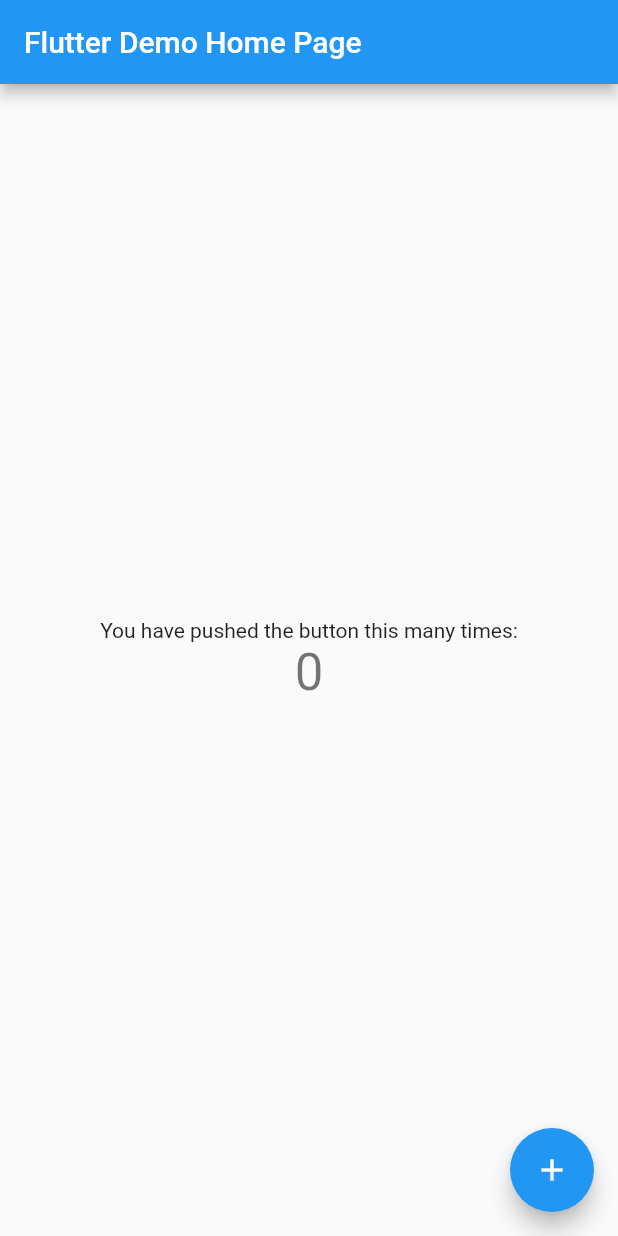
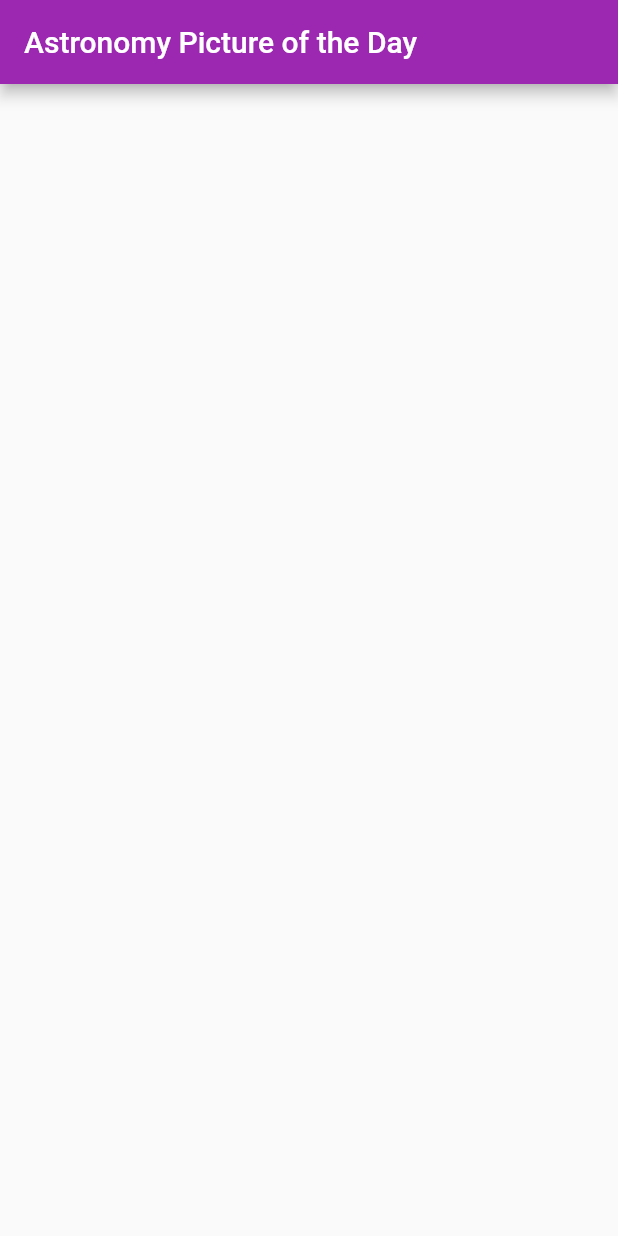
Before and after one commit to fullmers/Flutter-Apprentice-Book-Club, a Flutter app: the screen it shows after launch, on a phone screen of 412 x 824 dp. Run offline on Flutter 3.47's test engine with Material 2 defaults, Android fonts, the phone set to English and light mode, and no system bars.

Commit message:
rename app, add theme, remove counter app

```diff
--- a/lib/main.dart
+++ b/lib/main.dart
@@ -1,45 +1,29 @@
 import 'package:flutter/material.dart';
 
 void main() {
-  runApp(const MyApp());
+  runApp(const ApodApp());
 }
 
-class MyApp extends StatelessWidget {
-  const MyApp({Key? key}) : super(key: key);
+class ApodApp extends StatelessWidget {
+  const ApodApp({Key? key}) : super(key: key);
 
-  // This widget is the root of your application.
   @override
   Widget build(BuildContext context) {
+    final ThemeData theme = ThemeData();
     return MaterialApp(
-      title: 'Flutter Demo',
-      theme: ThemeData(
-        // This is the theme of your application.
-        //
-        // Try running your application with "flutter run". You'll see the
-        // application has a blue toolbar. Then, without quitting the app, try
-        // changing the primarySwatch below to Colors.green and then invoke
-        // "hot reload" (press "r" in the console where you ran "flutter run",
-        // or simply save your changes to "hot reload" in a Flutter IDE).
-        // Notice that the counter didn't reset back to zero; the application
-        // is not restarted.
-        primarySwatch: Colors.blue,
-      ),
-      home: const MyHomePage(title: 'Flutter Demo Home Page'),
+      title: 'APOD',
+      theme: theme.copyWith(
+          colorScheme: theme.colorScheme.copyWith(
+        primary: Colors.purple,
+        secondary: Colors.purpleAccent,
+      )),
+      home: const MyHomePage(title: 'Astronomy Picture of the Day'),
     );
   }
 }
 
 class MyHomePage extends StatefulWidget {
   const MyHomePage({Key? key, required this.title}) : super(key: key);
-
-  // This widget is the home page of your application. It is stateful, meaning
-  // that it has a State object (defined below) that contains fields that affect
-  // how it looks.
-
-  // This class is the configuration for the state. It holds the values (in this
-  // case the title) provided by the parent (in this case the App widget) and
-  // used by the build method of the State. Fields in a Widget subclass are
-  // always marked "final".
 
   final String title;
 
@@ -48,68 +32,15 @@
 }
 
 class _MyHomePageState extends State<MyHomePage> {
-  int _counter = 0;
-
-  void _incrementCounter() {
-    setState(() {
-      // This call to setState tells the Flutter framework that something has
-      // changed in this State, which causes it to rerun the build method below
-      // so that the display can reflect the updated values. If we changed
-      // _counter without calling setState(), then the build method would not be
-      // called again, and so nothing would appear to happen.
-      _counter++;
-    });
-  }
-
   @override
   Widget build(BuildContext context) {
-    // This method is rerun every time setState is called, for instance as done
-    // by the _incrementCounter method above.
-    //
-    // The Flutter framework has been optimized to make rerunning build methods
-    // fast, so that you can just rebuild anything that needs updating rather
-    // than having to individually change instances of widgets.
     return Scaffold(
       appBar: AppBar(
-        // Here we take the value from the MyHomePage object that was created by
-        // the App.build method, and use it to set our appbar title.
         title: Text(widget.title),
       ),
-      body: Center(
-        // Center is a layout widget. It takes a single child and positions it
-        // in the middle of the parent.
-        child: Column(
-          // Column is also a layout widget. It takes a list of children and
-          // arranges them vertically. By default, it sizes itself to fit its
-          // children horizontally, and tries to be as tall as its parent.
-          //
-          // Invoke "debug painting" (press "p" in the console, choose the
-          // "Toggle Debug Paint" action from the Flutter Inspector in Android
-          // Studio, or the "Toggle Debug Paint" command in Visual Studio Code)
-          // to see the wireframe for each widget.
-          //
-          // Column has various properties to control how it sizes itself and
-          // how it positions its children. Here we use mainAxisAlignment to
-          // center the children vertically; the main axis here is the vertical
-          // axis because Columns are vertical (the cross axis would be
-          // horizontal).
-          mainAxisAlignment: MainAxisAlignment.center,
-          children: <Widget>[
-            const Text(
-              'You have pushed the button this many times:',
-            ),
-            Text(
-              '$_counter',
-              style: Theme.of(context).textTheme.headline4,
-            ),
-          ],
-        ),
+      body: SafeArea(
+        child: Container(),
       ),
-      floatingActionButton: FloatingActionButton(
-        onPressed: _incrementCounter,
-        tooltip: 'Increment',
-        child: const Icon(Icons.add),
-      ), // This trailing comma makes auto-formatting nicer for build methods.
     );
   }
 }
```
